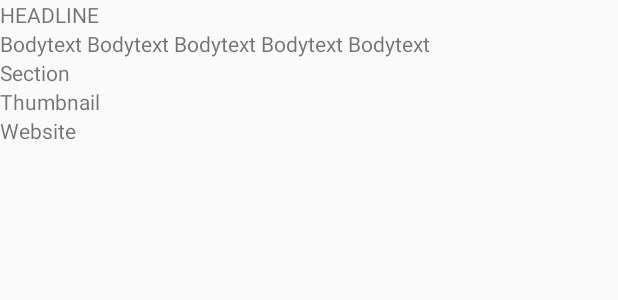
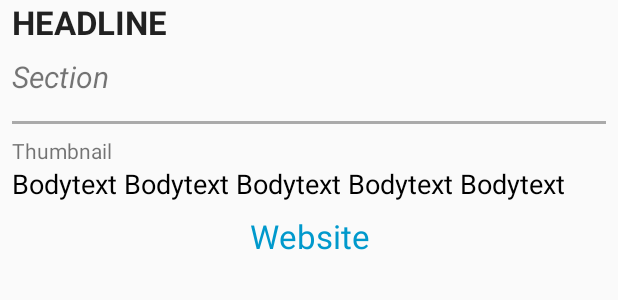
Before and after one commit to Knayd/NewsApp, an Android app: the layout fragment_news_details.xml on its own in the app's theme, with its tools: preview values and no code run, on a phone screen of 412 x 824 dp. Shown: the top 300 px of the screen. Run offline under Robolectric (Android 15) with nearby library versions, the phone set to English and light mode, and no system bars.

Commit message:
Made some changes to the UI

```diff
--- a/app/src/main/java/com/example/applaudo/newsapp/adapter/NewsAdapter.java
+++ b/app/src/main/java/com/example/applaudo/newsapp/adapter/NewsAdapter.java
@@ -72,7 +72,7 @@ public class NewsAdapter extends RecyclerView.Adapter<RecyclerView.ViewHolder> {
     public int getItemCount() {
 
             if (mNewsList.size()==0){
-                //If the list is empty, I will force it to load 1 element which will be only the progress bar
+                //If the list is empty, I will force it to load 1 element which will be the progress bar
                 return 1;
             }
             else {
@@ -125,10 +125,10 @@ public class NewsAdapter extends RecyclerView.Adapter<RecyclerView.ViewHolder> {
             });
         }
     }
-    class LoadViewHolder extends RecyclerView.ViewHolder {
+    private class LoadViewHolder extends RecyclerView.ViewHolder {
         private ProgressBar mProgressBar;
 
-        public LoadViewHolder(View itemView) {
+        private LoadViewHolder(View itemView) {
             super(itemView);
             mProgressBar = itemView.findViewById(R.id.recycler_progressbar);
         }
--- a/app/src/main/java/com/example/applaudo/newsapp/fragments/NewsFragment.java
+++ b/app/src/main/java/com/example/applaudo/newsapp/fragments/NewsFragment.java
@@ -18,6 +18,7 @@ import android.widget.Toast;
 import com.example.applaudo.newsapp.R;
 import com.example.applaudo.newsapp.adapter.NewsAdapter;
 import com.example.applaudo.newsapp.loader.NewsLoader;
+import com.example.applaudo.newsapp.main.MainActivity;
 import com.example.applaudo.newsapp.main.NewsDetailsActivity;
 import com.example.applaudo.newsapp.models.News;
 import com.example.applaudo.newsapp.query.Query;
@@ -65,7 +66,7 @@ public class NewsFragment extends Fragment implements NewsAdapter.OnNewsClicked,
         //Retrieve the tab position from the PagerAdapter
         Bundle bundle = getArguments();
         if (bundle != null) {
-            int tabPosition = bundle.getInt("tabPosition");
+            int tabPosition = bundle.getInt(MainActivity.TAB);
             //Return different loaders with different URL's based on tab position
             switch (tabPosition) {
                 case 0:
@@ -92,6 +93,5 @@ public class NewsFragment extends Fragment implements NewsAdapter.OnNewsClicked,
 
     @Override
     public void onLoaderReset(Loader<ArrayList<News>> loader) {
-        Toast.makeText(getContext(), "Reset", Toast.LENGTH_SHORT).show();
     }
 }
--- a/app/src/main/java/com/example/applaudo/newsapp/main/NewsDetailsActivity.java
+++ b/app/src/main/java/com/example/applaudo/newsapp/main/NewsDetailsActivity.java
@@ -37,7 +37,7 @@ public class NewsDetailsActivity extends AppCompatActivity {
         fragmentTransaction.commit();
     }
 
-    //Factory method
+
     public static Intent getInstance(Context context, String headline, String bodyText, String section, String thumbnail, String website) {
 
         Intent intent = new Intent(context,NewsDetailsActivity.class);
--- a/app/src/main/java/com/example/applaudo/newsapp/query/QueryUtils.java
+++ b/app/src/main/java/com/example/applaudo/newsapp/query/QueryUtils.java
@@ -47,7 +47,7 @@ public class QueryUtils {
             for (int i = 0; i < resultsArray.length(); i++) {
 
                  String headline,bodyText,section,thumbnail,website;
-                //TODO: All the fields are optional so it doesn't fall into the catch and lose the data.
+                //TODO: All the fields are optional so it doesn't fall into the catch and lose the data if one field is missing.
 
                  //This is where I get the section name
                 JSONObject newsJsonData = resultsArray.getJSONObject(i);
@@ -69,7 +69,7 @@ public class QueryUtils {
                 section = checkEmptyResponse(section);
                 thumbnail = checkEmptyResponse(thumbnail);
 
-                newsList.add(new News(headline,bodyText,section,website,thumbnail));
+                newsList.add(new News(headline,bodyText,section,thumbnail,website));
             }
 
         } catch (JSONException e) {
--- a/app/src/main/res/layout/fragment_news_details.xml
+++ b/app/src/main/res/layout/fragment_news_details.xml
@@ -1,40 +1,87 @@
 <?xml version="1.0" encoding="utf-8"?>
-<LinearLayout xmlns:android="http://schemas.android.com/apk/res/android"
+<ScrollView xmlns:android="http://schemas.android.com/apk/res/android"
     xmlns:tools="http://schemas.android.com/tools"
     android:layout_width="match_parent"
     android:layout_height="match_parent"
     tools:context=".fragments.NewsDetailsFragment"
     android:orientation="vertical">
 
+    <LinearLayout
+        android:layout_width="match_parent"
+        android:layout_height="wrap_content"
+        android:orientation="vertical">
+
         <TextView
             android:id="@+id/details_fragment_headline"
             android:layout_width="match_parent"
             android:layout_height="wrap_content"
-        tools:text="HEADLINE"/>
+            android:layout_marginEnd="8dp"
+            android:layout_marginLeft="8dp"
+            android:layout_marginRight="8dp"
+            android:layout_marginStart="8dp"
+            android:textAppearance="?android:textAppearanceLarge"
+            android:textStyle="bold"
+            android:justificationMode="inter_word"
+            android:textAllCaps="true"
+            tools:text="HEADLINE" />
+
+        <TextView
+            android:id="@+id/details_fragment_section"
+            android:layout_width="match_parent"
+            android:layout_height="wrap_content"
+            android:layout_margin="8dp"
+            android:textSize="20sp"
+            android:textStyle="italic"
+            tools:text="Section" />
+
+        <LinearLayout
+            android:layout_width="match_parent"
+            android:layout_height="2dp"
+            android:orientation="vertical"
+            android:layout_margin="8dp"
+            android:background="@android:color/darker_gray"
+            />
+
+        <TextView
+            android:id="@+id/details_fragment_thumbnail"
+            android:layout_width="match_parent"
+            android:layout_height="wrap_content"
+            android:layout_marginEnd="8dp"
+            android:layout_marginLeft="8dp"
+            android:layout_marginRight="8dp"
+            android:layout_marginStart="8dp"
+            tools:text="Thumbnail" />
 
         <TextView
             android:id="@+id/details_fragment_bodyText"
             android:layout_width="match_parent"
             android:layout_height="wrap_content"
-        tools:text="Bodytext Bodytext Bodytext Bodytext Bodytext"/>
-
-    <TextView
-        android:id="@+id/details_fragment_section"
-        android:layout_width="match_parent"
-        android:layout_height="wrap_content"
-        tools:text="Section"/>
-
-    <TextView
-        android:id="@+id/details_fragment_thumbnail"
-        android:layout_width="match_parent"
-        android:layout_height="wrap_content"
-        tools:text="Thumbnail"
-        />
+            android:layout_marginEnd="8dp"
+            android:layout_marginLeft="8dp"
+            android:layout_marginRight="8dp"
+            android:layout_marginStart="8dp"
+            android:textAppearance="?android:textAppearanceMedium"
+            android:justificationMode="inter_word"
+            android:lineSpacingExtra="4sp"
+            android:textColor="@android:color/black"
+            tools:text="Bodytext Bodytext Bodytext Bodytext Bodytext" />
 
         <TextView
             android:id="@+id/details_fragment_website"
             android:layout_width="match_parent"
             android:layout_height="wrap_content"
-        tools:text="Website"
-        />
+            android:layout_marginEnd="8dp"
+            android:layout_marginLeft="8dp"
+            android:layout_marginRight="8dp"
+            android:layout_marginStart="8dp"
+            android:textAlignment="center"
+            android:padding="8dp"
+            android:textAppearance="?android:textAppearanceLarge"
+            android:textColor="@android:color/holo_blue_dark"
+            tools:text="Website" />
+
     </LinearLayout>
+
+
+
+</ScrollView>
--- a/app/src/main/res/layout/recycler_news_item_list.xml
+++ b/app/src/main/res/layout/recycler_news_item_list.xml
@@ -20,6 +20,7 @@
         android:singleLine="true"
         android:textSize="24sp"
         android:textStyle="bold"
+        android:textAllCaps="true"
         app:layout_constraintEnd_toEndOf="parent"
         app:layout_constraintHorizontal_bias="0.1"
         app:layout_constraintStart_toEndOf="@id/recycler_thumbnail"
```
Also changed, not shown: app/src/main/java/com/example/applaudo/newsapp/fragments/NewsDetailsFragment.java (+15 -0 lines), app/src/main/java/com/example/applaudo/newsapp/main/MainActivity.java (+4 -11 lines), app/src/main/res/values/strings.xml (+5 -5 lines), 1 other file. Lines whose indentation alone changed are shown as unchanged.
